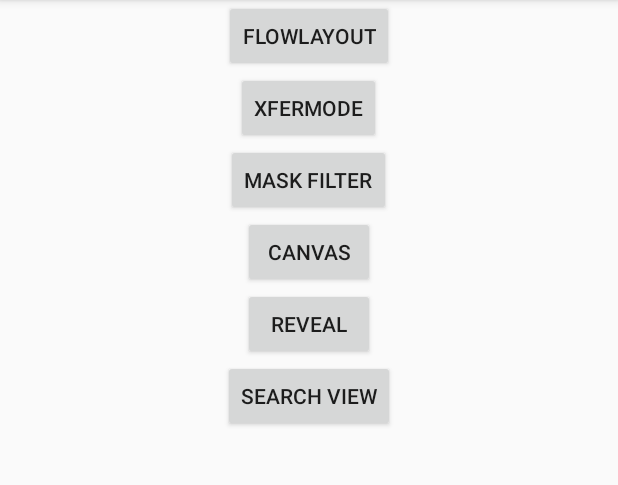
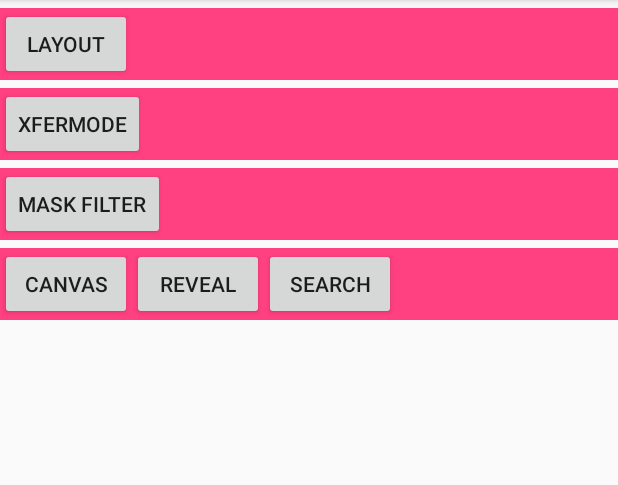
Before and after one commit to chiyuelaochao/CustomUI, an Android app: the screen it shows after launch (MainActivity), on a phone screen of 412 x 824 dp, the part 84-569 px from its top. Run offline under Robolectric (Android 15) with nearby library versions, the phone set to English and light mode, and no system bars.

Commit message:
Update main page

```diff
--- a/app/src/main/res/layout/activity_main.xml
+++ b/app/src/main/res/layout/activity_main.xml
@@ -6,23 +6,54 @@
     android:gravity="center_horizontal"
     android:orientation="vertical">
 
+    <LinearLayout
+        android:layout_width="match_parent"
+        android:layout_height="wrap_content"
+        android:layout_marginTop="5dp"
+        android:background="@color/colorAccent"
+        android:orientation="horizontal">
+
         <Button
             android:id="@+id/flow_layout_button"
             android:layout_width="wrap_content"
             android:layout_height="wrap_content"
-        android:text="FlowLayout"/>
+            android:text="Layout"/>
+    </LinearLayout>
+
+    <LinearLayout
+        android:layout_width="match_parent"
+        android:layout_height="wrap_content"
+        android:layout_marginTop="5dp"
+        android:background="@color/colorAccent"
+        android:orientation="horizontal">
 
         <Button
             android:id="@+id/xfer_mode_button"
             android:layout_width="wrap_content"
             android:layout_height="wrap_content"
             android:text="XferMode"/>
+    </LinearLayout>
+
+    <LinearLayout
+        android:layout_width="match_parent"
+        android:layout_height="wrap_content"
+        android:layout_marginTop="5dp"
+        android:background="@color/colorAccent"
+        android:orientation="horizontal">
 
         <Button
             android:id="@+id/mask_filter_button"
             android:layout_width="wrap_content"
             android:layout_height="wrap_content"
             android:text="Mask Filter"/>
+    </LinearLayout>
+
+    <LinearLayout
+        android:layout_width="match_parent"
+        android:layout_height="wrap_content"
+        android:layout_marginTop="5dp"
+        android:background="@color/colorAccent"
+        android:orientation="horizontal">
 
         <Button
             android:id="@+id/canvas_button"
@@ -40,5 +71,8 @@
             android:id="@+id/search_button"
             android:layout_width="wrap_content"
             android:layout_height="wrap_content"
-        android:text="Search View"/>
+            android:text="Search"/>
     </LinearLayout>
+
+
+</LinearLayout>
```
Lines whose indentation alone changed are shown as unchanged.
